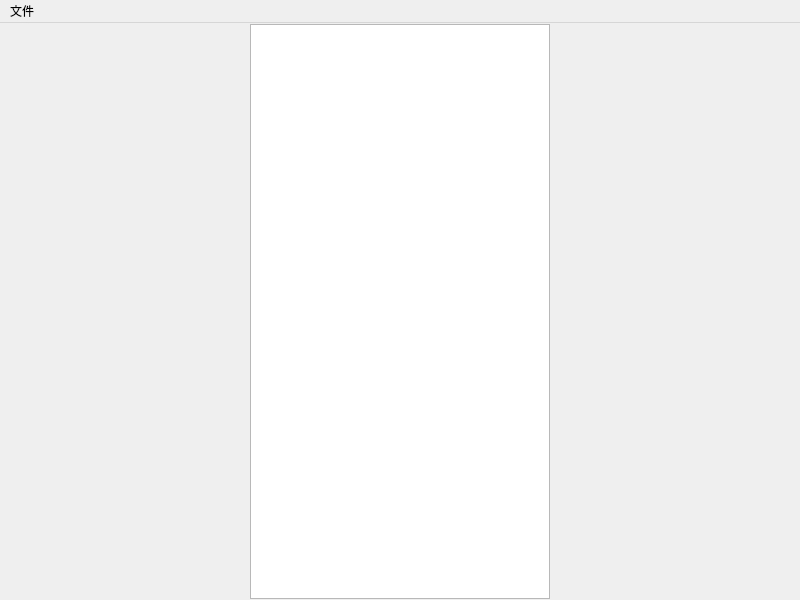
Before: the Qt Designer form src/MainWindow.ui in KollenHub/MTKViewer, drawn with Qt 5.
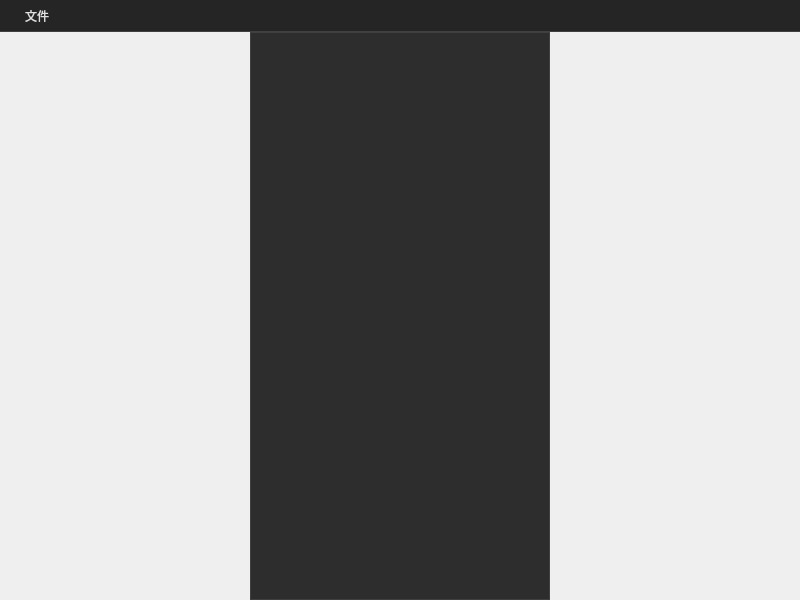
After: the same form once the commit is applied.

Commit message: 绑定菜单项

```diff
--- a/src/MainWindow.ui
+++ b/src/MainWindow.ui
@@ -13,22 +13,92 @@
   <property name="windowTitle">
    <string>MTK-Viewer</string>
   </property>
+  <property name="styleSheet">
+   <string notr="true">QMenuBar {
+    background-color: #252526;
+    border-bottom: 1px solid #404040;
+    color: #e0e0e0;
+    font-family: &quot;Microsoft YaHei&quot;, &quot;Segoe UI&quot;;
+    font-size: 9pt;
+    padding: 1px;
+}
+
+QMenuBar::item {
+    background-color: transparent;
+    color: #e0e0e0;
+    padding: 6px 16px;
+    margin: 0px 2px;
+    border-radius: 3px;
+}
+
+QMenuBar::item:selected {
+    background-color: #3a6ea5;
+    color: #ffffff;
+}
+
+QMenuBar::item:pressed {
+    background-color: #2a5685;
+    color: #ffffff;
+}
+
+QMenuBar::item:disabled {
+    color: #666666;
+}
+
+/* 菜单下拉部分的样式 */
+QMenu {
+    background-color: #2b2b2b;
+    border: 1px solid #404040;
+    color: #e0e0e0;
+    font-size: 9pt;
+    padding: 4px;
+}
+
+QMenu::item {
+    background-color: transparent;
+    color: #e0e0e0;
+    padding: 6px 24px 6px 16px;
+    margin: 2px 4px;
+    border-radius: 3px;
+}
+
+QMenu::item:selected {
+    background-color: #3a6ea5;
+    color: #ffffff;
+}
+
+QMenu::item:disabled {
+    color: #666666;
+}
+
+QMenu::separator {
+    height: 1px;
+    background: #404040;
+    margin: 4px 8px;
+}
+
+QMenu::indicator:checked {
+    background-color: #3a6ea5;
+    border: 2px solid #5a8ec9;
+    border-radius: 2px;
+}</string>
+  </property>
   <widget class="QWidget" name="centralwidget">
    <layout class="QHBoxLayout" name="horizontalLayout_2">
     <property name="spacing">
-     <number>2</number>
+     <number>0</number>
     </property>
     <property name="leftMargin">
-     <number>1</number>
+     <number>0</number>
     </property>
     <property name="topMargin">
-     <number>1</number>
+     <number>0</number>
     </property>
     <property name="rightMargin">
-     <number>1</number>
+     <number>0</number>
     </property>
     <property name="bottomMargin">
-     <number>1</number>
+     <number>0</number>
     </property>
     <item>
      <layout class="QHBoxLayout" name="vtkViewerContainer"/>
@@ -47,6 +117,28 @@
         <height>16777215</height>
        </size>
       </property>
+      <property name="styleSheet">
+       <string notr="true">QTableView {
+    background-color: #2d2d2d;
+    alternate-background-color: #252525;
+    color: #e0e0e0;
+    gridline-color: #404040;
+    border: 1px solid #404040;
+}
+
+QTableView::item:selected {
+    background-color: #3a6ea5;
+    color: #ffffff;
+}
+
+QHeaderView::section {
+    background-color: #353535;
+    color: #e0e0e0;
+    padding: 6px;
+    border: none;
+    border-right: 1px solid #404040;
+}</string>
+      </property>
      </widget>
     </item>
    </layout>
@@ -57,7 +149,7 @@
      <x>0</x>
      <y>0</y>
      <width>800</width>
-     <height>23</height>
+     <height>32</height>
     </rect>
    </property>
    <widget class="QMenu" name="menu">
```
Left out of the diff: 6 changed lines with no effect on the pictures. The commit also changes 4 other files.
